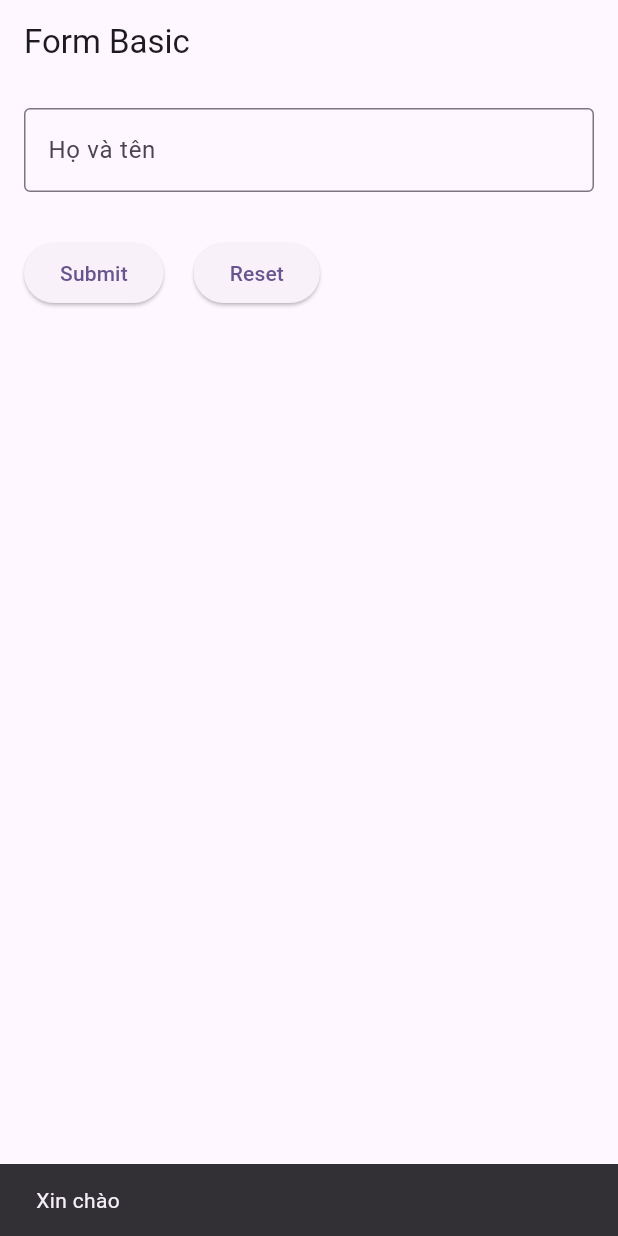
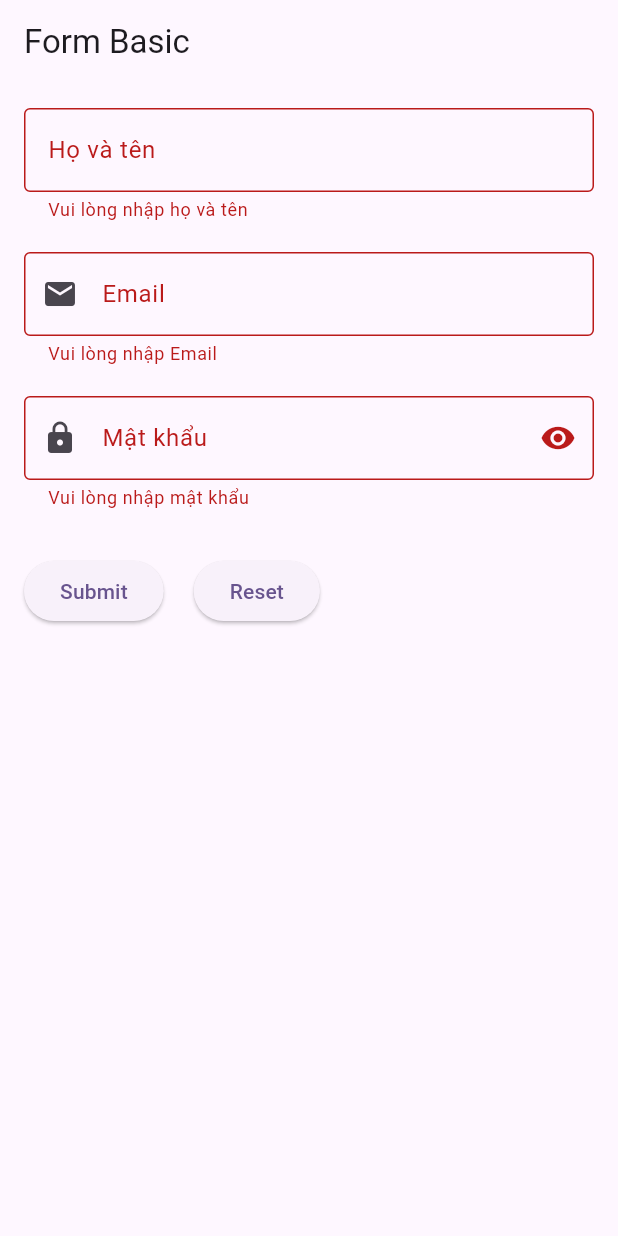
Before and after one commit to Do2304/learn-Flutter-titv, a Flutter app: the screen it shows after launch, after a tap on "Submit", on a phone screen of 412 x 824 dp. Run offline on Flutter 3.47's test engine with Material 3 defaults, Android fonts, the phone set to English and light mode, and no system bars.

Commit message:
learn form textFormFiels and validate

```diff
--- a/lib/main.dart
+++ b/lib/main.dart
@@ -10,6 +10,7 @@ import 'widget_01/myGestures.dart';
 import 'widget_01/myTextField.dart';
 import 'widget_01/myTextField_2.dart';
 import 'widget_02/formBasic.dart';
+import 'widget_02/form_TextFormField_Validate.dart';
 
 void main() {
   runApp(const MyApp());
@@ -26,7 +27,7 @@ class MyApp extends StatelessWidget {
       theme: ThemeData(
         colorScheme: ColorScheme.fromSeed(seedColor: Colors.deepPurple),
       ),
-      home: formBasic(),
+      home: form_TextFormField_Validate(),
     );
   }
 }
--- /dev/null
+++ b/lib/widget_02/form_TextFormField_Validate.dart
@@ -0,0 +1,136 @@
+import 'package:flutter/material.dart';
+
+class form_TextFormField_Validate extends StatefulWidget {
+  @override
+  State<StatefulWidget> createState() => form_TextFormField_ValidateState();
+}
+
+class form_TextFormField_ValidateState
+    extends State<form_TextFormField_Validate> {
+  final _formkey = GlobalKey<FormState>();
+  final _fullnameController = TextEditingController();
+  final _emailController = TextEditingController();
+  final _passwordController = TextEditingController();
+  bool _obscurePassword = true;
+  String? _name;
+
+  @override
+  Widget build(BuildContext context) {
+    return Scaffold(
+      appBar: AppBar(title: Text("Form Basic")),
+      body: Padding(
+        padding: EdgeInsets.all(16),
+        child: Form(
+          key: _formkey,
+          child: Column(
+            children: [
+              TextFormField(
+                controller: _fullnameController,
+                decoration: InputDecoration(
+                  labelText: "Họ và tên",
+                  hintText: "Nhập họ và tên",
+                  border: OutlineInputBorder(),
+                ),
+                onSaved: (newValue) {
+                  _name = newValue;
+                },
+                validator: (value) {
+                  if (value == null || value.isEmpty) {
+                    return "Vui lòng nhập họ và tên";
+                  }
+                  return null;
+                },
+              ),
+              SizedBox(height: 20),
+              TextFormField(
+                controller: _emailController,
+                decoration: InputDecoration(
+                  labelText: "Email",
+                  hintText: "Nhập email",
+                  border: OutlineInputBorder(),
+                  prefixIcon: Icon(Icons.email),
+                ),
+                keyboardType: TextInputType.emailAddress,
+                validator: (value) {
+                  if (value == null || value.isEmpty) {
+                    return "Vui lòng nhập Email";
+                  }
+                  final emailRegex = RegExp(
+                    r'^[\w-\.]+@([\w-]+\.)+[\w-]{2,4}$',
+                  );
+
+                  if (!emailRegex.hasMatch(value)) {
+                    return 'Email không hợp lệ';
+                  }
+                  return null;
+                },
+              ),
+              SizedBox(height: 20),
+              TextFormField(
+                controller: _passwordController,
+                decoration: InputDecoration(
+                  labelText: "Mật khẩu",
+                  hintText: "Nhập mật khẩu",
+                  border: OutlineInputBorder(),
+                  prefixIcon: Icon(Icons.lock),
+                  suffixIcon: IconButton(
+                    onPressed: () {
+                      setState(() {
+                        _obscurePassword = !_obscurePassword;
+                      });
+                    },
+                    icon: Icon(
+                      _obscurePassword
+                          ? Icons.visibility
+                          : Icons.visibility_off,
+                    ),
+                  ),
+                ),
+                obscureText: _obscurePassword,
+                validator: (value) {
+                  if (value == null || value.isEmpty) {
+                    return "Vui lòng nhập mật khẩu";
+                  }
+                  if (value.length < 6) {
+                    return "Mật khẩu ít nhất phải có 6 kí tự";
+                  }
+                  return null;
+                },
+              ),
+              SizedBox(height: 30),
+              Row(
+                children: [
+                  ElevatedButton(
+                    onPressed: () {
+                      if (_formkey.currentState!.validate()) {
+                        _formkey.currentState!.save();
+                        ScaffoldMessenger.of(context).showSnackBar(
+                          SnackBar(content: Text("Xin chào $_name")),
+                        );
+                      }
+                    },
+                    child: Text("Submit"),
+                  ),
+                  SizedBox(width: 20),
+                  ElevatedButton(
+                    onPressed: () {
+                      _formkey.currentState!.reset();
+                      _fullnameController.clear();
+                      _emailController.clear();
+                      _passwordController.clear();
+
+                      setState(() {
+                        _name = null;
+                      });
+                    },
+                    child: Text("Reset"),
+                  ),
+                ],
+              ),
+            ],
+          ),
+        ),
+      ),
+    );
+  }
+}
```
